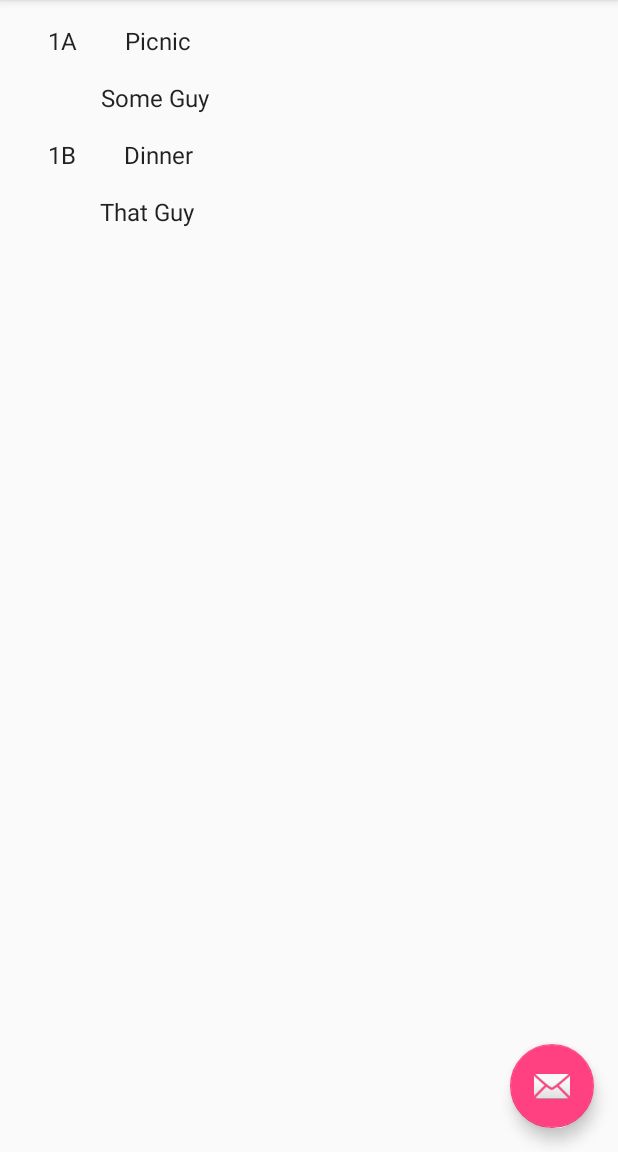
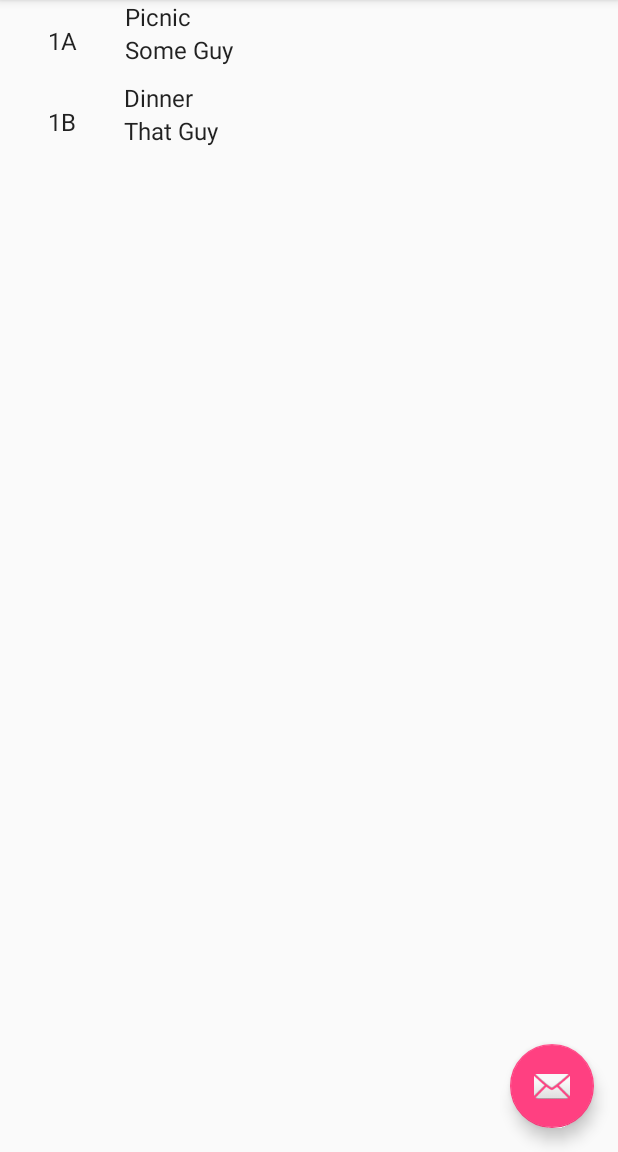
Before and after one commit to Nivekhu/PocketTurchin, an Android app: the screen it shows after launch (PieceListActivity), on a phone screen of 412 x 824 dp, the part 84-1236 px from its top. Run offline under Robolectric (Android 15) with nearby library versions, the light colour scheme and no system bars.

Commit message:
Fixed some margins for the list items

```diff
--- a/app/src/main/java/edu/appstate/huk/pocketturchin2/Art.java
+++ b/app/src/main/java/edu/appstate/huk/pocketturchin2/Art.java
@@ -44,6 +44,7 @@ public class Art {
         public String description;
 
 
+
         public ArtItem(String id, String title, String artist) {
             this.id = id;
             this.title = title;
--- a/app/src/main/res/layout/piece_list_content.xml
+++ b/app/src/main/res/layout/piece_list_content.xml
@@ -20,13 +20,14 @@
             android:id="@+id/title"
             android:layout_width="wrap_content"
             android:layout_height="wrap_content"
-            android:layout_margin="@dimen/text_margin"
+            android:layout_marginLeft="@dimen/text_margin"
             android:textAppearance="?attr/textAppearanceListItem" />
 
         <TextView
             android:id="@+id/artist"
             android:layout_width="wrap_content"
             android:layout_height="wrap_content"
+            android:layout_marginLeft="@dimen/text_margin"
             android:textAppearance="?attr/textAppearanceListItem"/>
     </LinearLayout>
 
```
